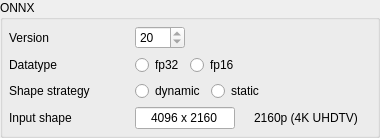
Qt form ui/designer/ui_onnx_widget.ui (herlegon/hconvert) before a commit.
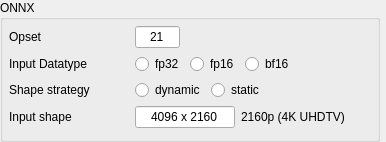
The same form after that commit.

Patch:
```diff
--- a/ui/designer/ui_onnx_widget.ui
+++ b/ui/designer/ui_onnx_widget.ui
@@ -2,6 +2,14 @@
 <ui version="4.0">
  <class>OnnxWidget</class>
  <widget class="QWidget" name="OnnxWidget">
+  <property name="geometry">
+   <rect>
+    <x>0</x>
+    <y>0</y>
+    <width>386</width>
+    <height>142</height>
+   </rect>
+  </property>
   <property name="windowTitle">
    <string>Form</string>
   </property>
@@ -23,6 +31,12 @@
    </property>
    <item>
     <widget class="QGroupBox" name="groupbox_onnx_conversion">
+     <property name="sizePolicy">
+      <sizepolicy hsizetype="Maximum" vsizetype="Preferred">
+       <horstretch>0</horstretch>
+       <verstretch>0</verstretch>
+      </sizepolicy>
+     </property>
      <property name="title">
       <string>ONNX</string>
      </property>
@@ -59,51 +73,45 @@
            </size>
           </property>
           <property name="text">
-           <string>Version</string>
+           <string>Opset</string>
           </property>
          </widget>
         </item>
         <item row="0" column="1">
-         <widget class="QSpinBox" name="spinbox_opset">
+         <widget class="QLineEdit" name="lineedit_opset">
           <property name="sizePolicy">
-           <sizepolicy hsizetype="Fixed" vsizetype="Fixed">
+           <sizepolicy hsizetype="Maximum" vsizetype="Fixed">
             <horstretch>0</horstretch>
             <verstretch>0</verstretch>
            </sizepolicy>
           </property>
-          <property name="minimumSize">
-           <size>
-            <width>50</width>
-            <height>0</height>
-           </size>
-          </property>
           <property name="maximumSize">
            <size>
-            <width>50</width>
+            <width>45</width>
             <height>16777215</height>
            </size>
           </property>
-          <property name="frame">
-           <bool>true</bool>
+          <property name="focusPolicy">
+           <enum>Qt::FocusPolicy::NoFocus</enum>
+          </property>
+          <property name="acceptDrops">
+           <bool>false</bool>
+          </property>
+          <property name="text">
+           <string>21</string>
+          </property>
+          <property name="alignment">
+           <set>Qt::AlignmentFlag::AlignCenter</set>
           </property>
           <property name="readOnly">
            <bool>true</bool>
           </property>
-          <property name="minimum">
-           <number>15</number>
-          </property>
-          <property name="maximum">
-           <number>21</number>
-          </property>
-          <property name="value">
-           <number>20</number>
-          </property>
          </widget>
         </item>
         <item row="1" column="0">
          <widget class="QLabel" name="label_datatype">
           <property name="text">
-           <string>Datatype</string>
+           <string>Input Datatype</string>
           </property>
          </widget>
         </item>
@@ -137,7 +145,26 @@
              <bool>true</bool>
             </property>
             <attribute name="buttonGroup">
-             <string notr="true">buttongroup_datatype</string>
+             <string notr="true">group_datatype</string>
+            </attribute>
+           </widget>
+          </item>
+          <item>
+           <widget class="QRadioButton" name="radiobutton_bf16">
+            <property name="focusPolicy">
+             <enum>Qt::FocusPolicy::NoFocus</enum>
+            </property>
+            <property name="acceptDrops">
+             <bool>false</bool>
+            </property>
+            <property name="text">
+             <string>bf16</string>
+            </property>
+            <property name="checkable">
+             <bool>true</bool>
+            </property>
+            <attribute name="buttonGroup">
+             <string notr="true">group_datatype</string>
             </attribute>
            </widget>
           </item>
@@ -259,7 +286,7 @@
             </property>
             <property name="maximumSize">
              <size>
-              <width>150</width>
+              <width>130</width>
               <height>16777215</height>
              </size>
             </property>
@@ -267,7 +294,7 @@
              <string>2160p (4K UHDTV)</string>
             </property>
             <property name="alignment">
-             <set>Qt::AlignmentFlag::AlignCenter</set>
+             <set>Qt::AlignmentFlag::AlignLeading|Qt::AlignmentFlag::AlignLeft|Qt::AlignmentFlag::AlignVCenter</set>
             </property>
            </widget>
           </item>
```
Left out of the diff: 47 changed lines with no effect on the pictures.
